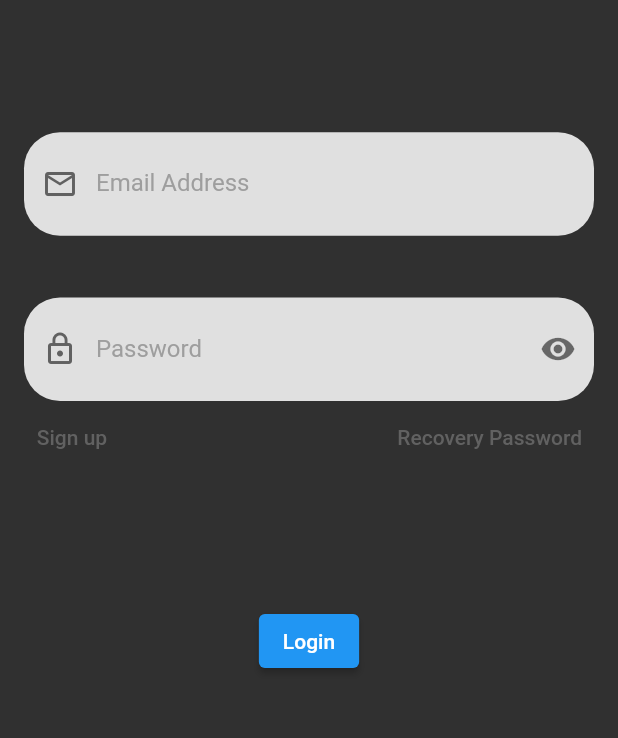
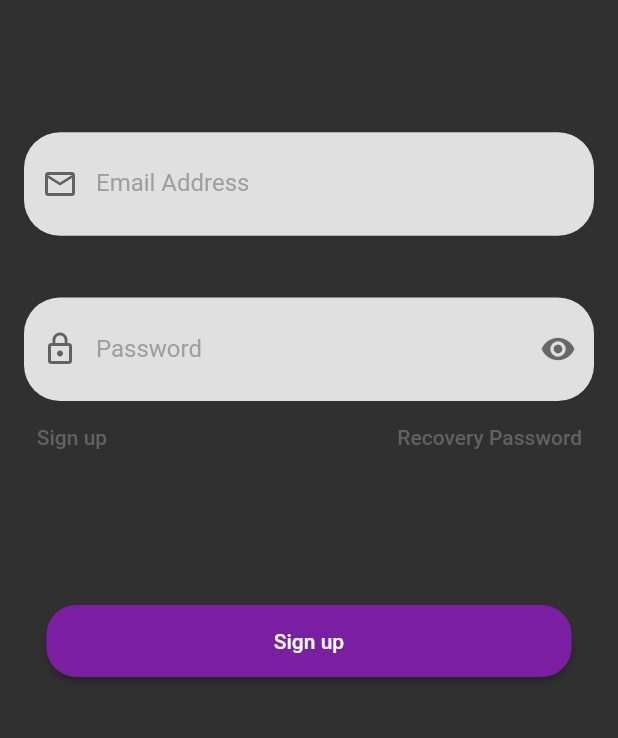
Before and after one commit to devguusta/Chat, a Flutter app: the screen it shows after launch, on a phone screen of 412 x 824 dp, the part 403-1141 px from its top. Run offline on Flutter 3.47's test engine with Material 2 defaults, Android fonts, the phone set to English and light mode, and no system bars; our stand-ins replace firebase_core; accounts and stored records are empty.

Commit message:
chore: ajusta elevated button

```diff
--- /dev/null
+++ b/lib/core/shared/widgets/custom_elevated_button.dart
@@ -0,0 +1,39 @@
+// ignore_for_file: public_member_api_docs, sort_constructors_first
+import 'package:flutter/material.dart';
+
+import '../../helpers/screen_helpers.dart';
+
+class CustomElevatedButton extends StatefulWidget {
+  final String text;
+  final Function() onPressed;
+  const CustomElevatedButton({
+    Key? key,
+    required this.text,
+    required this.onPressed,
+  }) : super(key: key);
+
+  @override
+  State<CustomElevatedButton> createState() => _CustomElevatedButtonState();
+}
+
+class _CustomElevatedButtonState extends State<CustomElevatedButton> {
+  @override
+  Widget build(BuildContext context) {
+    return ElevatedButton(
+      onPressed: widget.onPressed,
+      style: ElevatedButton.styleFrom(
+        fixedSize: Size(
+            screenWidthPercentage(
+              context,
+              0.85,
+            ),
+            48),
+        primary: Colors.purple[700],
+        shape: RoundedRectangleBorder(
+          borderRadius: BorderRadius.circular(20),
+        ),
+      ),
+      child: const Text("Sign up"),
+    );
+  }
+}
--- a/lib/modules/login/presentation/login_page.dart
+++ b/lib/modules/login/presentation/login_page.dart
@@ -1,7 +1,9 @@
 import 'package:chat_app/core/shared/widgets/custom_text_form_fiel.dart';
 import 'package:flutter/material.dart';
 
+import '../../../core/const/routes.dart';
 import '../../../core/helpers/screen_helpers.dart';
+import '../../../core/shared/widgets/custom_elevated_button.dart';
 import '../../../core/shared/widgets/visible_widget.dart';
 
 class LoginPage extends StatefulWidget {
@@ -47,7 +49,9 @@ class _LoginPageState extends State<LoginPage> {
                     mainAxisAlignment: MainAxisAlignment.spaceBetween,
                     children: [
                       TextButton(
-                        onPressed: () {},
+                        onPressed: () {
+                          Navigator.of(context).pushNamed(Routes.register);
+                        },
                         child: const Text("Sign up"),
                         style: TextButton.styleFrom(primary: Colors.grey[700]),
                       ),
@@ -60,9 +64,9 @@ class _LoginPageState extends State<LoginPage> {
                   ),
                 ],
               ),
-              ElevatedButton(
+              CustomElevatedButton(
                 onPressed: () {},
-                child: const Text("Login"),
+                text: "Sign up",
               ),
             ],
           ),
```
